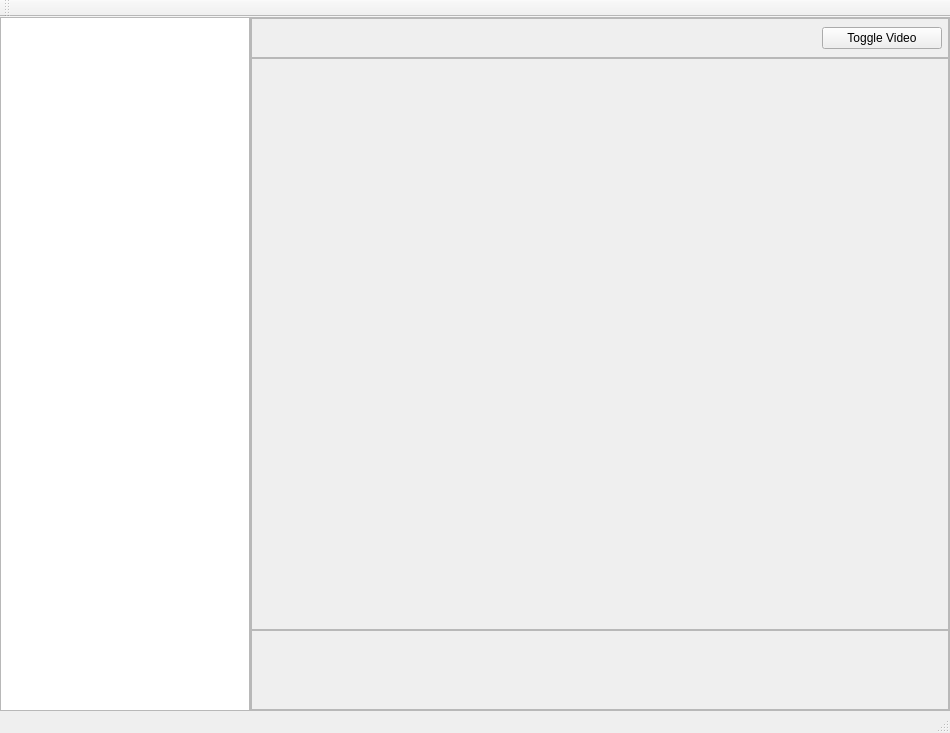
First picture: the form in tobii_api/gui/mainwindow.ui, repository BrutusTT/tobii_api, before the edit.
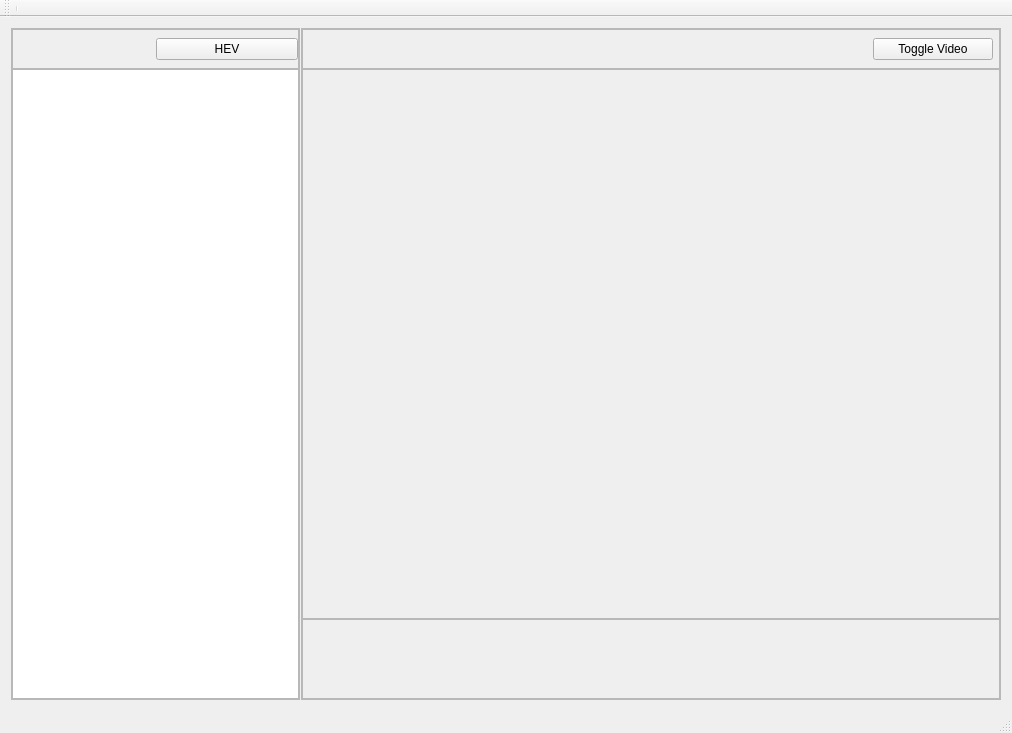
Second picture: the form after the edit.

Commit message: added project navigation refactored video handling

Diff of the .ui file:
```diff
--- a/tobii_api/gui/mainwindow.ui
+++ b/tobii_api/gui/mainwindow.ui
@@ -6,7 +6,7 @@
    <rect>
     <x>0</x>
     <y>0</y>
-    <width>950</width>
+    <width>1012</width>
     <height>733</height>
    </rect>
   </property>
@@ -15,32 +15,85 @@
   </property>
   <widget class="QWidget" name="centralWidget">
    <layout class="QHBoxLayout" name="horizontalLayout">
-    <property name="spacing">
-     <number>0</number>
-    </property>
-    <property name="leftMargin">
-     <number>0</number>
-    </property>
-    <property name="topMargin">
-     <number>0</number>
-    </property>
-    <property name="rightMargin">
-     <number>0</number>
-    </property>
-    <property name="bottomMargin">
-     <number>0</number>
-    </property>
     <item>
      <widget class="QSplitter" name="splitter">
       <property name="orientation">
        <enum>Qt::Horizontal</enum>
       </property>
       <property name="handleWidth">
+       <number>1</number>
+      </property>
+      <widget class="QFrame" name="frame">
+       <property name="frameShape">
+        <enum>QFrame::StyledPanel</enum>
+       </property>
+       <property name="frameShadow">
+        <enum>QFrame::Raised</enum>
+       </property>
+       <layout class="QVBoxLayout" name="verticalLayout_2">
+        <property name="spacing">
        <number>0</number>
       </property>
-      <property name="childrenCollapsible">
-       <bool>false</bool>
-      </property>
+        <property name="leftMargin">
+         <number>0</number>
+        </property>
+        <property name="topMargin">
+         <number>0</number>
+        </property>
+        <property name="rightMargin">
+         <number>0</number>
+        </property>
+        <property name="bottomMargin">
+         <number>0</number>
+        </property>
+        <item>
+         <widget class="QFrame" name="frame_2">
+          <property name="maximumSize">
+           <size>
+            <width>16777215</width>
+            <height>40</height>
+           </size>
+          </property>
+          <property name="frameShape">
+           <enum>QFrame::StyledPanel</enum>
+          </property>
+          <property name="frameShadow">
+           <enum>QFrame::Raised</enum>
+          </property>
+          <layout class="QHBoxLayout" name="horizontalLayout_3">
+           <property name="spacing">
+            <number>0</number>
+           </property>
+           <property name="leftMargin">
+            <number>0</number>
+           </property>
+           <property name="topMargin">
+            <number>0</number>
+           </property>
+           <property name="rightMargin">
+            <number>0</number>
+           </property>
+           <property name="bottomMargin">
+            <number>0</number>
+           </property>
+           <item>
+            <widget class="QLabel" name="label">
+             <property name="text">
+              <string/>
+             </property>
+            </widget>
+           </item>
+           <item>
+            <widget class="QPushButton" name="pb_hide_toggle">
+             <property name="text">
+              <string>HEV</string>
+             </property>
+            </widget>
+           </item>
+          </layout>
+         </widget>
+        </item>
+        <item>
       <widget class="QTreeView" name="treeView">
        <property name="sizePolicy">
         <sizepolicy hsizetype="Preferred" vsizetype="Preferred">
@@ -61,6 +114,9 @@
         </size>
        </property>
       </widget>
+        </item>
+       </layout>
+      </widget>
       <widget class="QFrame" name="rightArea">
        <property name="sizePolicy">
         <sizepolicy hsizetype="Expanding" vsizetype="Expanding">
@@ -201,6 +257,7 @@
    <attribute name="toolBarBreak">
     <bool>false</bool>
    </attribute>
+   <addaction name="separator"/>
   </widget>
   <widget class="QStatusBar" name="statusBar"/>
  </widget>
```
Left out of the diff: 2 changed lines with no effect on the pictures. Lines whose indentation alone changed are shown as unchanged. The commit also changes 1 other file.
